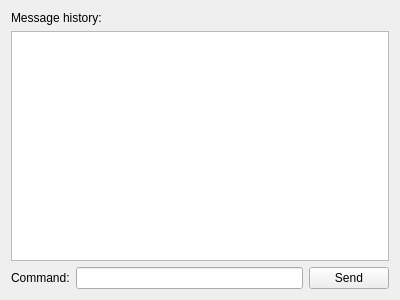
First picture: the form in CLI/mainwindow.ui, repository jpvanhal/Social-Sports, before the edit.
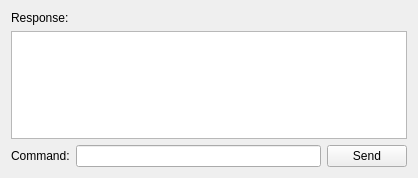
Second picture: the form after the edit.

Commit message: Removed message history, now only the response to the most recent command is shown. Implemented 'RACE LIST' command and its help. Added help to 'HELP' command.

Diff of the .ui file:
```diff
--- a/CLI/mainwindow.ui
+++ b/CLI/mainwindow.ui
@@ -6,8 +6,8 @@
    <rect>
     <x>0</x>
     <y>0</y>
-    <width>400</width>
-    <height>300</height>
+    <width>418</width>
+    <height>178</height>
    </rect>
   </property>
   <property name="windowTitle">
@@ -20,7 +20,7 @@
       <item>
        <widget class="QLabel" name="label_2">
         <property name="text">
-         <string>Message history:</string>
+         <string>Response:</string>
         </property>
        </widget>
       </item>
```
Left out of the diff: 5 changed lines with no effect on the pictures. The commit also changes 5 other files.
